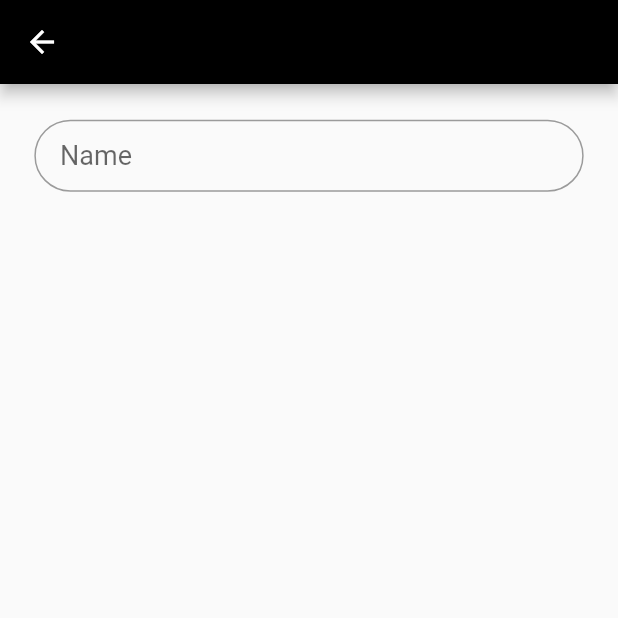
After one commit to Spandan14/HumanKnit, a Flutter app: the MakeFriendsPage screen opened directly, on a phone screen of 412 x 824 dp, the top half of it. The commit adds this screen. Run offline on Flutter 3.47's test engine with Material 2 defaults, Android fonts, the phone set to English and light mode, and no system bars; our stand-ins replace cloud_firestore, firebase_auth, firebase_storage, image_picker, shared_preferences; accounts and stored records are empty; network calls fail; statements that could not run were skipped.

Commit message:
Added stuff

```diff
--- /dev/null
+++ b/humanknit/lib/makefriends.dart
@@ -0,0 +1,73 @@
+import 'package:flutter/material.dart';
+import 'package:firebase_auth/firebase_auth.dart';
+import 'package:cloud_firestore/cloud_firestore.dart';
+
+class MakeFriendsPage extends StatefulWidget {
+  @override
+  _MakeFriendsPageState createState() => _MakeFriendsPageState();
+}
+
+class _MakeFriendsPageState extends State<MakeFriendsPage> {
+
+  static final _pageKey = GlobalKey<FormState>();
+  final TextEditingController _username = TextEditingController();
+
+
+  @override
+  Widget build(BuildContext context) {
+    double width = MediaQuery.of(context).size.width;
+    double height = MediaQuery.of(context).size.height;
+    return Scaffold(
+      resizeToAvoidBottomInset: false,
+      body: Center(
+        child: Column(
+          children: <Widget>[
+            AppBar(
+              backgroundColor: Colors.black,
+              actions: <Widget>[
+              ],
+            ),
+            Form(
+              key: _pageKey,
+              child: Column(
+                children: <Widget>[
+                  Container(
+                    child: Padding(
+                      padding: EdgeInsets.only(top: 20/692 * height, left: 20/360 * width, right: 20/360 * width),
+                    child: TextFormField(
+                      controller: _username,
+                      validator: (value) {
+                        if (value.isEmpty) {
+                          return "Please enter a username";
+                        }
+                        return null;
+                      },
+                        style: TextStyle(
+                          fontSize: 18,
+                        ),
+                        decoration: InputDecoration(
+                          errorStyle: TextStyle(fontSize: 8),
+                          contentPadding: EdgeInsets.only(top: 4/692 * height, bottom: 4/692 * height, left: 15/360 * width),
+                          hintText: "Name",
+                          border: OutlineInputBorder(
+                            borderRadius: const BorderRadius.all(
+                              const Radius.circular(100.0),
+                            ),
+                            borderSide: BorderSide(
+                              color: Color.fromRGBO(177, 177, 177, 1),
+                              width: 0.5,
+                            ),
+                          ),
+                        )
+                    ),
+                    ),
+                  )
+                ],
+              ),
+            )
+          ],
+        ),
+      ),
+    );
+  }
+}
--- a/humanknit/lib/profile.dart
+++ b/humanknit/lib/profile.dart
@@ -3,6 +3,7 @@ import 'package:flutter/foundation.dart';
 import 'package:flutter/material.dart';
 import 'package:cloud_firestore/cloud_firestore.dart';
 import 'package:humanknit/editprofile.dart';
+import 'package:humanknit/makefriends.dart';
 
 class MainProfilePage extends StatefulWidget {
   @override
@@ -115,6 +116,9 @@ class _MainProfilePageState extends State<MainProfilePage> {
                   tooltip: "Profile Settings",
                 ),
                 IconButton(
+                  onPressed: () {
+                    Navigator.push(context, MaterialPageRoute(builder: (context) => MakeFriendsPage()));
+                  },
                   icon: Icon(Icons.search, color: Colors.white,),
                   tooltip: "Make Friends",
                 ),
@@ -209,7 +213,7 @@ class _MainProfilePageState extends State<MainProfilePage> {
             Container(
               alignment: Alignment.centerLeft,
                 child: Padding(
-                  padding: EdgeInsets.only(left: 16/360 * width, top: 20/692 * height),
+                  padding: EdgeInsets.only(left: 16/360 * width, top: 20/692 * height, right: 16/360 * width),
                   child: Text(
                     profileDesc,
                     style: TextStyle(
--- a/humanknit/pubspec.yaml
+++ b/humanknit/pubspec.yaml
@@ -28,6 +28,8 @@ dependencies:
   cloud_firestore: ^0.13.7
   path_provider: ^1.6.11
   shared_preferences: ^0.5.8
+  image_picker: ^0.6.0+17
+  firebase_storage: ^3.0.3
 
   # The following adds the Cupertino Icons font to your application.
   # Use with the CupertinoIcons class for iOS style icons.
```
Also changed, not shown: humanknit/lib/editprofile.dart (+29 -16 lines), humanknit/pubspec.lock.
